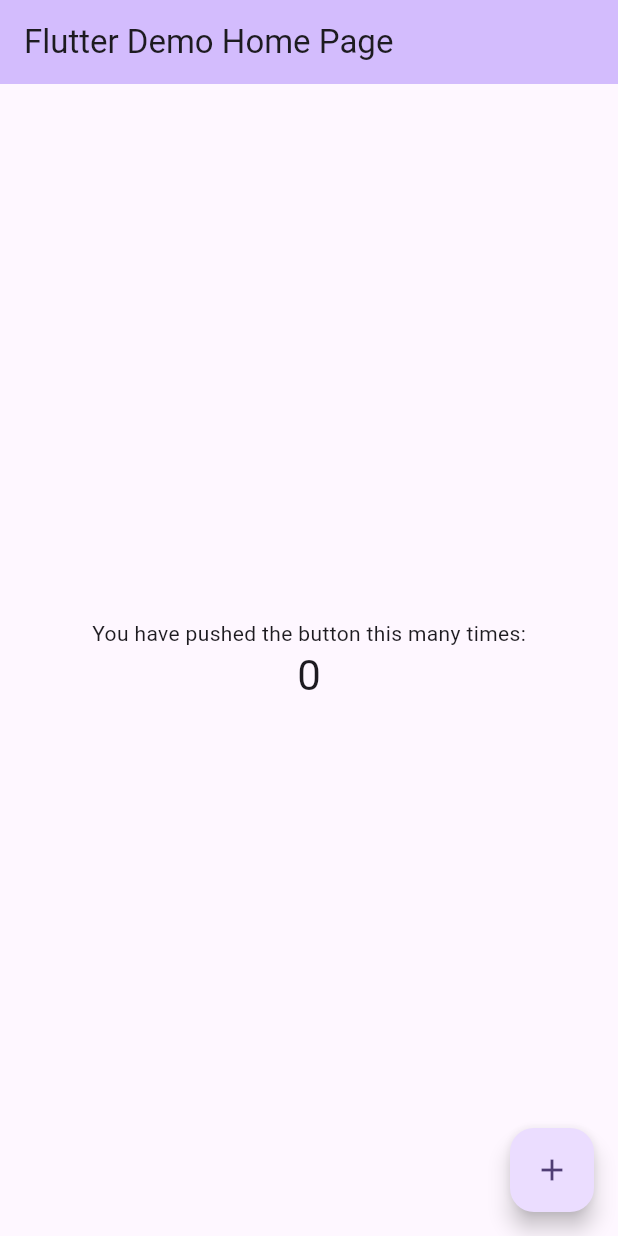
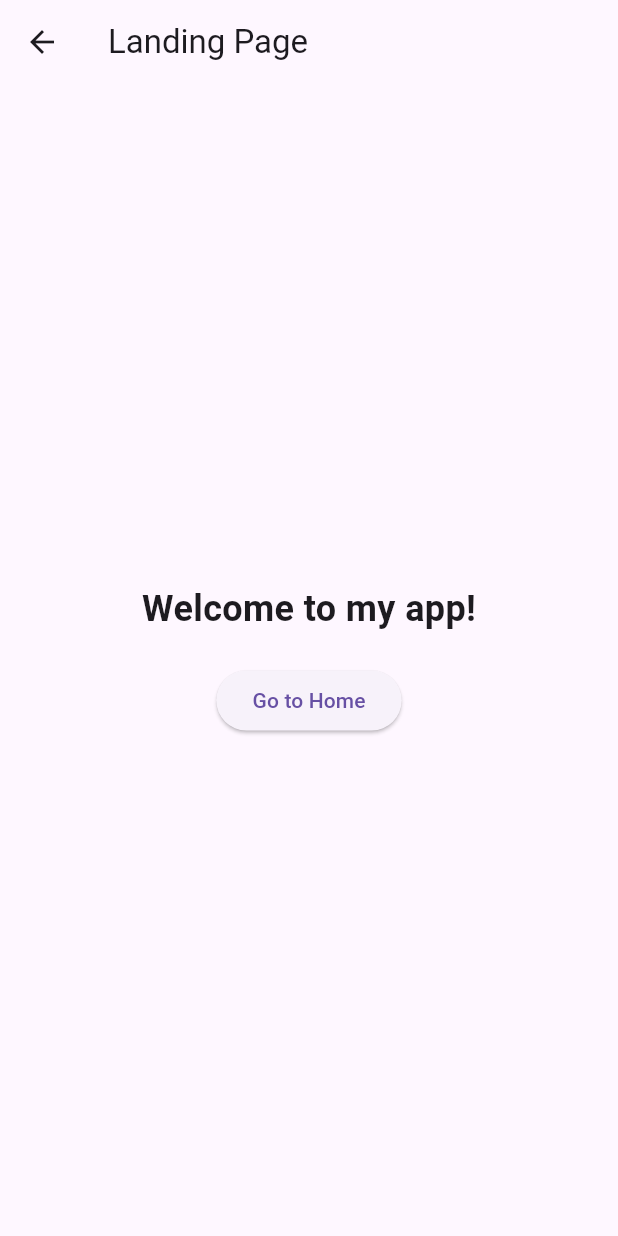
Before and after one commit to snickeristhebest/OTC_medicine_rec_app, a Flutter app: the screen it shows after launch, on a phone screen of 412 x 824 dp. Run offline on Flutter 3.47's test engine with Material 3 defaults, Android fonts, the phone set to English and light mode, and no system bars.

Commit message:
landing page basic

```diff
--- a/lib/main.dart
+++ b/lib/main.dart
@@ -1,4 +1,5 @@
 import 'package:flutter/material.dart';
+import 'pages/landing_page.dart';
 
 void main() {
   runApp(const MyApp());
@@ -11,26 +12,13 @@ class MyApp extends StatelessWidget {
   @override
   Widget build(BuildContext context) {
     return MaterialApp(
-      title: 'Flutter Demo',
-      theme: ThemeData(
-        // This is the theme of your application.
-        //
-        // TRY THIS: Try running your application with "flutter run". You'll see
-        // the application has a purple toolbar. Then, without quitting the app,
-        // try changing the seedColor in the colorScheme below to Colors.green
-        // and then invoke "hot reload" (save your changes or press the "hot
-        // reload" button in a Flutter-supported IDE, or press "r" if you used
-        // the command line to start the app).
-        //
-        // Notice that the counter didn't reset back to zero; the application
-        // state is not lost during the reload. To reset the state, use hot
-        // restart instead.
-        //
-        // This works for code too, not just values: Most code changes can be
-        // tested with just a hot reload.
-        colorScheme: ColorScheme.fromSeed(seedColor: Colors.deepPurple),
-      ),
-      home: const MyHomePage(title: 'Flutter Demo Home Page'),
+      title: 'OTCrecs',
+      theme: ThemeData(primarySwatch: Colors.blue),
+      initialRoute: '/landing',
+      home: const MyHomePage(title: 'OTCrecs'),
+      routes: {
+        '/landing': (context) => const LandingPage(),
+      },
     );
   }
 }
--- /dev/null
+++ b/lib/pages/landing_page.dart
@@ -0,0 +1,29 @@
+import 'package:flutter/material.dart';
+
+class LandingPage extends StatelessWidget {
+  const LandingPage({super.key});
+
+  @override
+  Widget build(BuildContext context) {
+    return Scaffold(
+      appBar: AppBar(title: const Text("Landing Page")),
+      body: Center(
+        child: Column(
+          mainAxisAlignment: MainAxisAlignment.center,
+          children: [
+            const Text("Welcome to my app!",
+                style: TextStyle(fontSize: 24, fontWeight: FontWeight.bold)),
+            const SizedBox(height: 20),
+            ElevatedButton(
+              onPressed: () {
+                // Example: navigate to a home page
+                Navigator.pushNamed(context, '/home');
+              },
+              child: const Text("Go to Home"),
+            )
+          ],
+        ),
+      ),
+    );
+  }
+}
```
Also changed, not shown: 1 other file.
